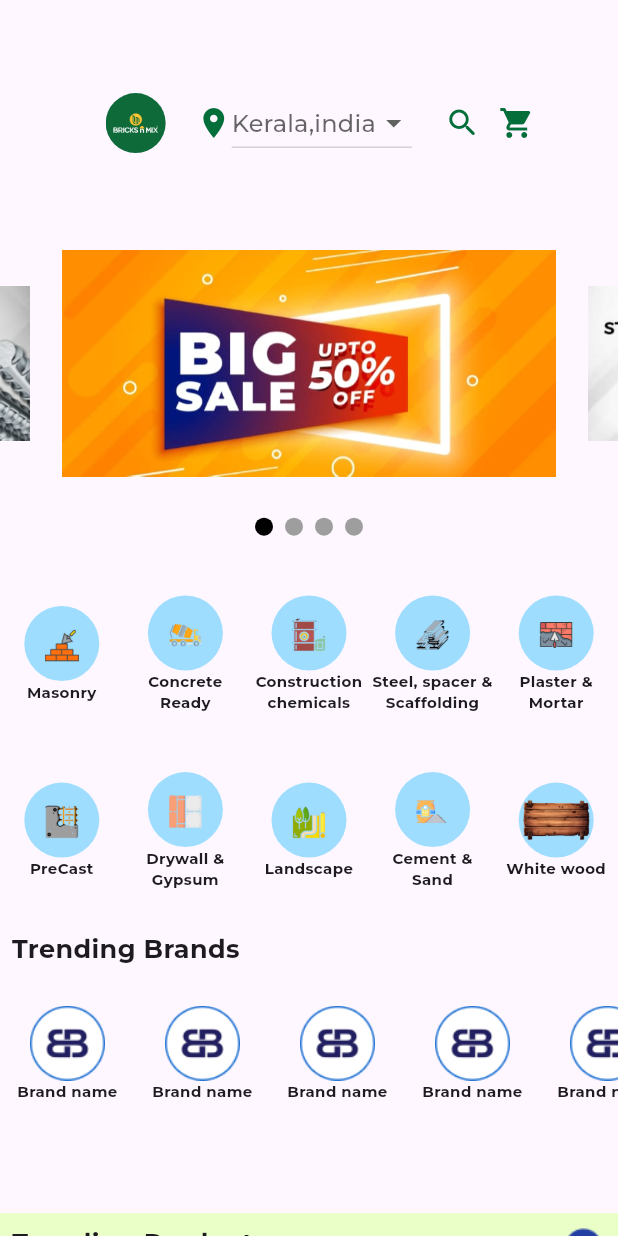
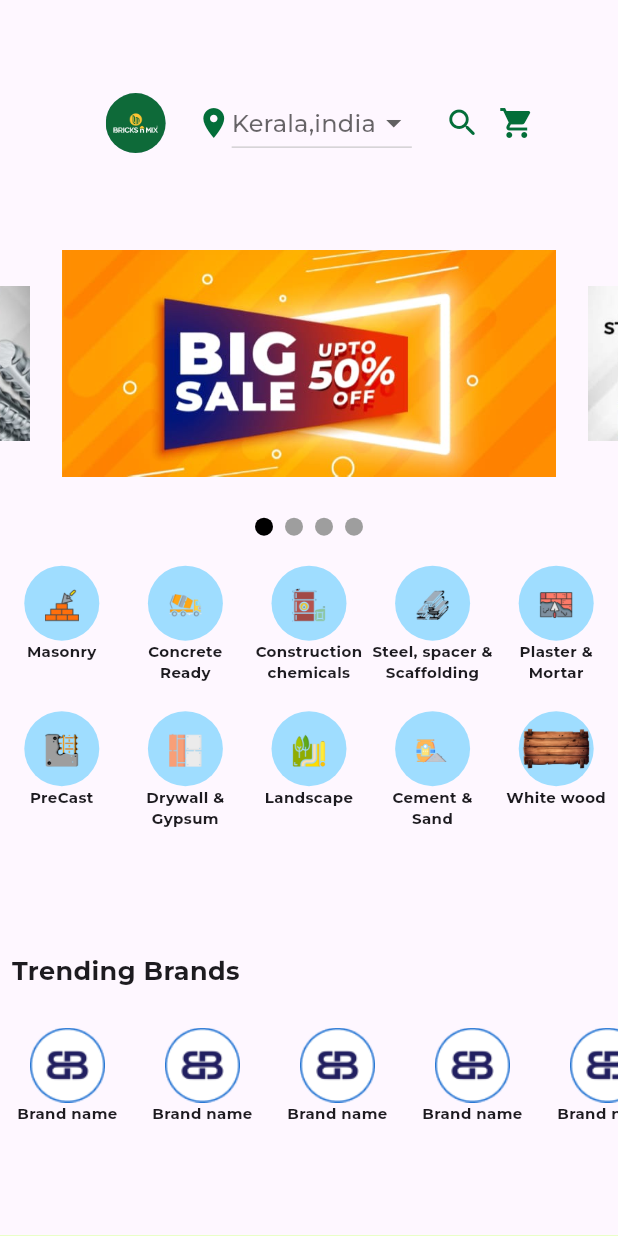
Before and after one commit to pokaktech/bricksnmix-frontend, a Flutter app: the Dashboard screen opened directly, on a phone screen of 412 x 824 dp. Run offline on Flutter 3.47's test engine with Material 3 defaults, Android fonts, the phone set to English and light mode, and no system bars; drawn by our look-alikes of carousel_slider, smooth_page_indicator; our stand-ins replace dio, fl_chart, flutter_dotenv, flutter_secure_storage, get, google_fonts and 1 more; accounts and stored records are empty; network calls fail; project files that could hold a hidden picture were left out.

Commit message:
category section alignment fixed

```diff
--- a/lib/Widgets/CategoryWidget.dart
+++ b/lib/Widgets/CategoryWidget.dart
@@ -36,21 +36,21 @@ class CategoryWidget extends StatelessWidget {
     final crossAxisCount = ResponsiveInfo.isMobile(context) ? 5 : 10;
 
     return SizedBox(
+      // color: Colors.red,
+      height: 250,
       width: double.infinity,
       child: GridView.builder(
         shrinkWrap: true,
-        physics: const NeverScrollableScrollPhysics(), // Disable scrolling within GridView
+        physics: const NeverScrollableScrollPhysics(),
         gridDelegate: SliverGridDelegateWithFixedCrossAxisCount(
           crossAxisCount: crossAxisCount,
-          // crossAxisSpacing: 4.0,
-          // mainAxisSpacing: 8.0,
-          childAspectRatio: 0.7,
+          childAspectRatio: 0.85,
         ),
         itemCount: images.length,
         itemBuilder: (context, index) {
           return Column(
-            mainAxisAlignment: MainAxisAlignment.center,
-            crossAxisAlignment: CrossAxisAlignment.center,
+            mainAxisAlignment: MainAxisAlignment.start,
+            // crossAxisAlignment: CrossAxisAlignment.start,
             children: [
               Container(
                 width: ResponsiveInfo.isMobile(context) ? 50 : 70,
--- a/lib/Widgets/trendingproducts.dart
+++ b/lib/Widgets/trendingproducts.dart
@@ -11,13 +11,17 @@ class Trendingproducts extends StatelessWidget {
 
   @override
   Widget build(BuildContext context) {
-    Trendingproductscontroller trendingproductscontroller = Get.put(Trendingproductscontroller());
+    Trendingproductscontroller trendingproductscontroller =
+        Get.put(Trendingproductscontroller());
     return Container(
       width: double.infinity,
-      height: MediaQuery.of(context).size.width / 1.25,
+      height: MediaQuery.of(context).size.width / 1.40,
       color: const Color(0xffEAFFC8),
       child: Column(
         children: [
+          const SizedBox(
+            height: 5,
+          ),
           Row(
             mainAxisAlignment: MainAxisAlignment.spaceBetween,
             crossAxisAlignment: CrossAxisAlignment.start,
```
Also changed, not shown: lib/Controller/BulkDealsController.dart (added, +14 -0 lines).
